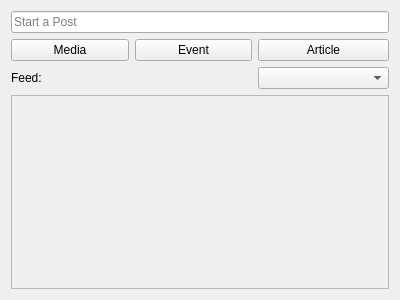
This is Components/App/homecomponent.ui in saeedsamimi/InLink as Qt 5 draws it before an edit. The edited form follows.
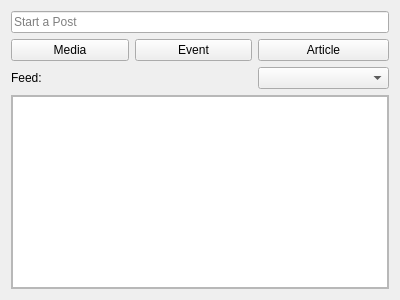
This is the edited form.

The edit to the form file:
```diff
--- a/Components/App/homecomponent.ui
+++ b/Components/App/homecomponent.ui
@@ -78,6 +78,27 @@
         <height>170</height>
        </rect>
       </property>
+      <layout class="QVBoxLayout" name="verticalLayout">
+       <property name="leftMargin">
+        <number>0</number>
+       </property>
+       <property name="topMargin">
+        <number>0</number>
+       </property>
+       <property name="rightMargin">
+        <number>0</number>
+       </property>
+       <property name="bottomMargin">
+        <number>0</number>
+       </property>
+       <item>
+        <widget class="QListWidget" name="Feed">
+         <property name="selectionMode">
+          <enum>QAbstractItemView::NoSelection</enum>
+         </property>
+        </widget>
+       </item>
+      </layout>
      </widget>
     </widget>
    </item>
```
